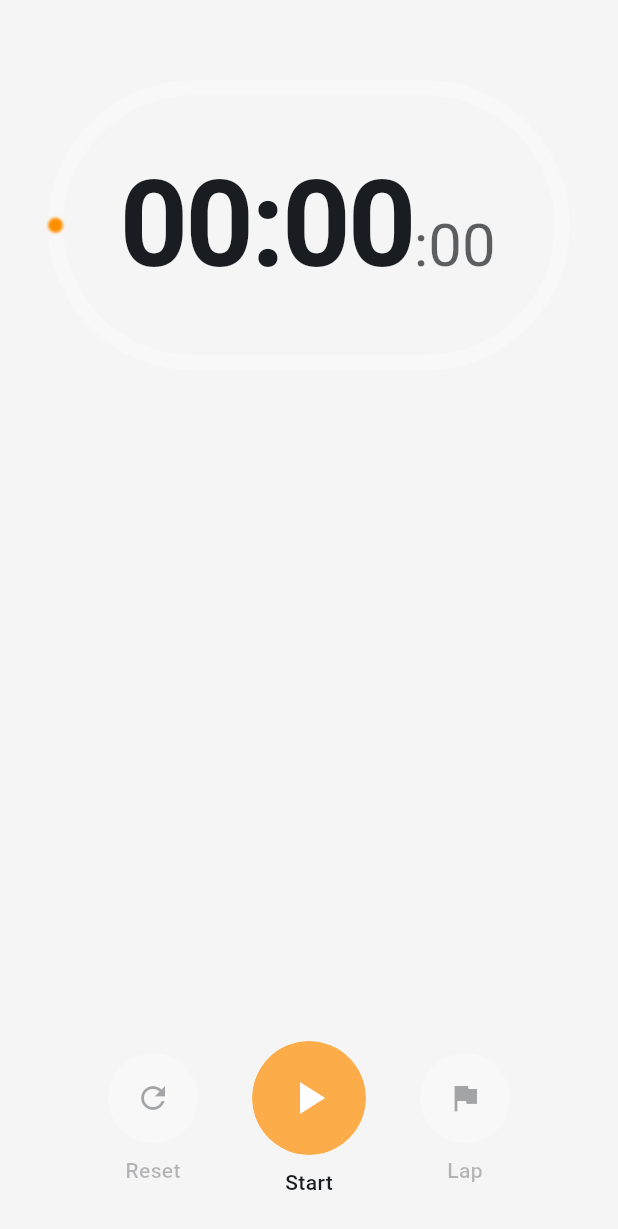
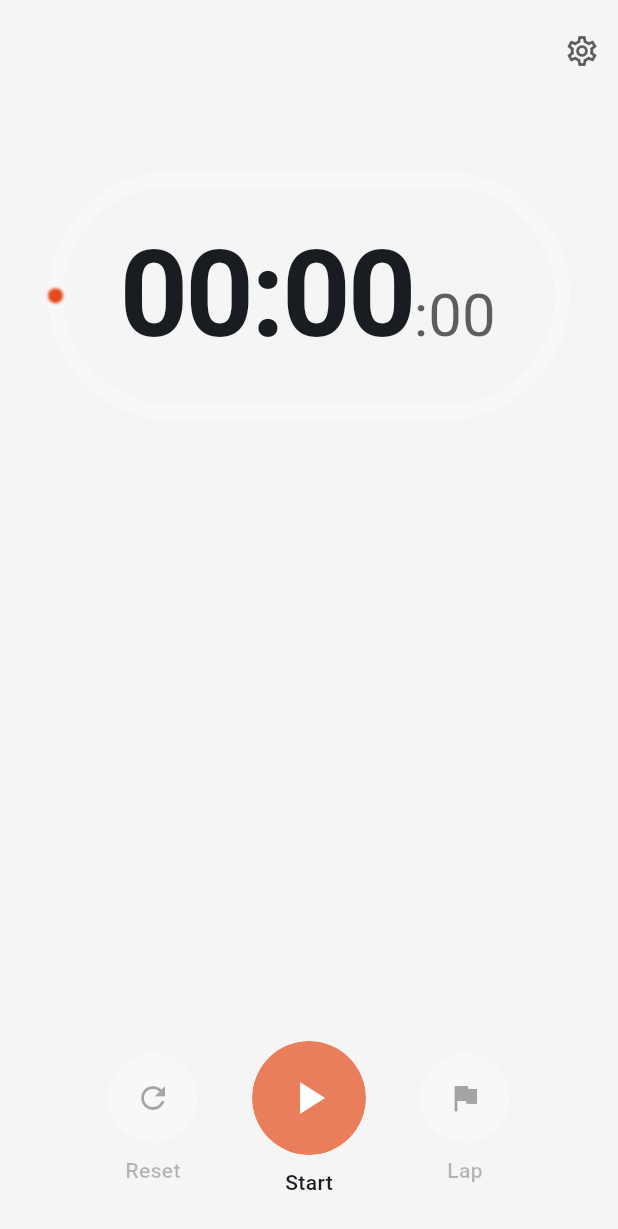
Before and after one commit to Surya-Kaliappan/prodigy, a Flutter app: the screen it shows after launch, on a phone screen of 412 x 824 dp. Shown: the top 1229 px of the screen. Run offline on Flutter 3.47's test engine with Material 3 defaults, Android fonts, the phone set to English and light mode, and no system bars; our stand-ins replace auto_size_text, flutter_slidable, math_expressions, shared_preferences.

```diff
--- a/stopwatch/lib/main.dart
+++ b/stopwatch/lib/main.dart
@@ -1,9 +1,16 @@
 import 'package:flutter/material.dart';
+import 'package:provider/provider.dart';
+import 'settings_provider.dart';
 import 'stopwatch_page.dart';
 
 // --- MAIN APP INITIALIZATION ---
 void main() {
-  runApp(const StopwatchApp());
+  runApp(
+    ChangeNotifierProvider(
+      create: (_) => SettingsProvider(),
+      child: const StopwatchApp(),
+    ),
+  );
 }
 
 // --- THEME DEFINITIONS ---
@@ -39,11 +46,16 @@ class StopwatchApp extends StatelessWidget {
 
   @override
   Widget build(BuildContext context) {
-    return MaterialApp(
-      debugShowCheckedModeBanner: false,
-      theme: _lightTheme,
-      darkTheme: _darkTheme,
-      home: const StopwatchPage(),
+    return Consumer<SettingsProvider>(
+      builder: (context, settings, child) {
+        return MaterialApp(
+          debugShowCheckedModeBanner: false,
+          theme: _lightTheme,
+          darkTheme: _darkTheme,
+          themeMode: settings.themeMode,
+          home: const StopwatchPage(),
+        );
+      },
     );
   }
 }
--- /dev/null
+++ b/stopwatch/lib/settings_provider.dart
@@ -0,0 +1,86 @@
+import 'package:flutter/material.dart';
+import 'package:shared_preferences/shared_preferences.dart';
+
+class SettingsProvider with ChangeNotifier {
+  SharedPreferences? _prefs;
+
+  ThemeMode _themeMode = ThemeMode.system;
+  bool _useDynamicColors = true;
+  int _staticColorIndex = 0;
+  bool _showParticles = true;
+
+  // Accessible color list for the light theme
+  final List<Color> lightEnergyColors = const [
+    Color(0xFF007BFF), // Strong Blue
+    Color(0xFFE64A19), // Deep Orange
+    Color(0xFF28A745), // Strong Green
+    Color(0xFF6F42C1), // Vibrant Purple
+    Color(0xFFD81B60), // Hot Pink
+    Color(0xFF00ACC1), // Bright Cyan
+  ];
+
+  // Vibrant color list for the dark theme
+  final List<Color> darkEnergyColors = const [
+    Color(0xFF40E0D0), // Turquoise
+    Color(0xFFFFD700), // Gold
+    Color(0xFFADFF2F), // GreenYellow
+    Color(0xFFFF69B4), // HotPink
+    Color(0xFF00BFFF), // DeepSkyBlue
+    Color(0xFFFF4500), // OrangeRed
+  ];
+
+  SettingsProvider() {
+    _loadSettings();
+  }
+
+  ThemeMode get themeMode => _themeMode;
+  bool get useDynamicColors => _useDynamicColors;
+  int get staticColorIndex => _staticColorIndex;
+  bool get showParticles => _showParticles;
+
+  set themeMode(ThemeMode mode) {
+    _themeMode = mode;
+    _saveSettings();
+    notifyListeners();
+  }
+
+  set useDynamicColors(bool value) {
+    _useDynamicColors = value;
+    _saveSettings();
+    notifyListeners();
+  }
+
+  set staticColorIndex(int index) {
+    _staticColorIndex = index;
+    _saveSettings();
+    notifyListeners();
+  }
+
+  set showParticles(bool value) {
+    _showParticles = value;
+    _saveSettings();
+    notifyListeners();
+  }
+
+  Future<void> _initPrefs() async {
+    _prefs ??= await SharedPreferences.getInstance();
+  }
+
+  Future<void> _loadSettings() async {
+    await _initPrefs();
+    _themeMode =
+        ThemeMode.values[_prefs?.getInt('themeMode') ?? ThemeMode.system.index];
+    _useDynamicColors = _prefs?.getBool('useDynamicColors') ?? true;
+    _staticColorIndex = _prefs?.getInt('staticColorIndex') ?? 0;
+    _showParticles = _prefs?.getBool('showParticles') ?? true;
+    notifyListeners();
+  }
+
+  Future<void> _saveSettings() async {
+    await _initPrefs();
+    _prefs?.setInt('themeMode', _themeMode.index);
+    _prefs?.setBool('useDynamicColors', _useDynamicColors);
+    _prefs?.setInt('staticColorIndex', _staticColorIndex);
+    _prefs?.setBool('showParticles', _showParticles);
+  }
+}
--- a/stopwatch/lib/stopwatch_page.dart
+++ b/stopwatch/lib/stopwatch_page.dart
@@ -2,22 +2,11 @@ import 'dart:async';
 import 'dart:math' as math;
 import 'dart:ui';
 import 'package:flutter/material.dart';
+import 'package:provider/provider.dart';
+import 'settings_page.dart';
+import 'settings_provider.dart';
 import 'widgets.dart';
 
-const List<Color> _energyColorsLight = [
-  Color(0xFF007BFF),
-  Color(0xFFFF8F00),
-  Color(0xFF28A745),
-  Color(0xFF6F42C1),
-];
-const List<Color> _energyColorsDark = [
-  Color(0xFF4DD0E1),
-  Color(0xFFFFD54F),
-  Color(0xFFA5D6A7),
-  Color(0xFFCE93D8),
-];
-
-// --- STOPWATCH PAGE WIDGET ---
 class StopwatchPage extends StatefulWidget {
   const StopwatchPage({super.key});
 
@@ -25,7 +14,6 @@ class StopwatchPage extends StatefulWidget {
   State<StopwatchPage> createState() => _StopwatchPageState();
 }
 
-// --- STOPWATCH PAGE STATE & LOGIC ---
 class _StopwatchPageState extends State<StopwatchPage>
     with TickerProviderStateMixin {
   final GlobalKey<AnimatedListState> _listKey = GlobalKey<AnimatedListState>();
@@ -38,6 +26,8 @@ class _StopwatchPageState extends State<StopwatchPage>
 
   Duration _lastLapTime = Duration.zero;
   String _splitTime = '00:00:00';
+  double _currentProgress = 0.0;
+  bool _isResetting = false;
 
   late final AnimationController _gradientController;
 
@@ -46,7 +36,6 @@ class _StopwatchPageState extends State<StopwatchPage>
   bool _showDownArrow = false;
 
   List<Color> _energyColors = [];
-  bool _isResetting = false;
 
   @override
   void initState() {
@@ -69,10 +58,12 @@ class _StopwatchPageState extends State<StopwatchPage>
   }
 
   void _randomizeColors() {
+    final settings = Provider.of<SettingsProvider>(context, listen: false);
     final isDarkMode = Theme.of(context).brightness == Brightness.dark;
-    _energyColors = isDarkMode
-        ? (List.from(_energyColorsDark)..shuffle())
-        : (List.from(_energyColorsLight)..shuffle());
+    final colorList = isDarkMode
+        ? settings.darkEnergyColors
+        : settings.lightEnergyColors;
+    _energyColors = List.from(colorList)..shuffle();
   }
 
   void _selectNextRandomColor(int currentMinute) {
@@ -89,7 +80,6 @@ class _StopwatchPageState extends State<StopwatchPage>
     bool canScrollDown =
         _scrollController.position.pixels <
         _scrollController.position.maxScrollExtent;
-
     if (canScrollUp != _showUpArrow || canScrollDown != _showDownArrow) {
       setState(() {
         _showUpArrow = canScrollUp;
@@ -149,6 +139,7 @@ class _StopwatchPageState extends State<StopwatchPage>
     }
     _formattedTime = _formatDuration(elapsed);
     _splitTime = _formatDuration(elapsed - _lastLapTime);
+    _currentProgress = (_stopwatch.elapsedMilliseconds % 60000) / 60000;
   }
 
   void _addLap() {
@@ -171,14 +162,11 @@ class _StopwatchPageState extends State<StopwatchPage>
   void _reset() {
     if (!mounted) return;
     if (_isRunning) {
+      _stopwatch.stop();
+      _timer?.cancel();
+    }
     setState(() {
-        _timer?.cancel();
       _isRunning = false;
-      });
-    }
-
-    // Trigger the reset animation
-    setState(() {
       _isResetting = true;
     });
   }
@@ -194,12 +182,18 @@ class _StopwatchPageState extends State<StopwatchPage>
 
   @override
   Widget build(BuildContext context) {
+    final settings = Provider.of<SettingsProvider>(context);
     final theme = Theme.of(context);
     final colorScheme = theme.colorScheme;
+    final isDarkMode = theme.brightness == Brightness.dark;
 
     if (_energyColors.isEmpty) _randomizeColors();
-    final currentEnergyColor =
-        _energyColors[_currentCycleIndex % _energyColors.length];
+
+    final currentEnergyColor = settings.useDynamicColors
+        ? _energyColors[_currentCycleIndex % _energyColors.length]
+        : (isDarkMode
+              ? settings.darkEnergyColors[settings.staticColorIndex]
+              : settings.lightEnergyColors[settings.staticColorIndex]);
 
     final restingColor = colorScheme.surface;
     final runningColor = currentEnergyColor;
@@ -213,9 +207,6 @@ class _StopwatchPageState extends State<StopwatchPage>
       parent: _gradientController,
       curve: Curves.easeInOut,
     );
-
-    final double currentProgress =
-        (_stopwatch.elapsedMilliseconds % 60000) / 60000;
 
     return Scaffold(
       backgroundColor: theme.scaffoldBackgroundColor,
@@ -243,9 +234,8 @@ class _StopwatchPageState extends State<StopwatchPage>
               );
             },
           ),
-
-          if (_isRunning) MovingParticles(baseColor: currentEnergyColor),
-
+          if (_isRunning && settings.showParticles)
+            MovingParticles(baseColor: currentEnergyColor),
           SafeArea(
             child: Padding(
               padding: const EdgeInsets.all(16.0),
@@ -253,6 +243,12 @@ class _StopwatchPageState extends State<StopwatchPage>
                 children: [
                   Expanded(
                     flex: 5,
+                    child: Center(
+                      child: ConstrainedBox(
+                        constraints: const BoxConstraints(
+                          minWidth: 320,
+                          minHeight: 152,
+                        ),
                         child: Padding(
                           padding: const EdgeInsets.symmetric(
                             horizontal: 16.0,
@@ -262,26 +258,31 @@ class _StopwatchPageState extends State<StopwatchPage>
                             alignment: Alignment.center,
                             children: [
                               AspectRatio(
-                            aspectRatio: 1.8,
+                                aspectRatio: 2.1,
+                                // ## FIX: This is the new, robust animation logic ##
                                 child: TweenAnimationBuilder<double>(
+                                  key: ValueKey(_isResetting),
                                   tween: Tween(
-                                end: _isResetting ? 0.0 : currentProgress,
+                                    begin: _currentProgress,
+                                    end: _isResetting ? 0.0 : _currentProgress,
                                   ),
                                   duration: _isResetting
-                                  ? const Duration(milliseconds: 400)
+                                      ? const Duration(milliseconds: 500)
                                       : Duration.zero,
                                   curve: Curves.easeOut,
                                   builder: (context, progress, child) {
                                     return CustomPaint(
-                                  painter: TrackPainter(
+                                      painter: RelyRoundPainter(
                                         progress: progress,
                                         color: currentEnergyColor,
-                                    backgroundColor: colorScheme.surfaceVariant
+                                        backgroundColor: colorScheme
+                                            .surfaceVariant
                                             .withOpacity(0.3),
                                       ),
                                     );
                                   },
                                   onEnd: () {
+                                    // This block now ONLY runs after the reset animation is complete
                                     if (_isResetting) {
                                       setState(() {
                                         _stopwatch.reset();
@@ -289,40 +290,37 @@ class _StopwatchPageState extends State<StopwatchPage>
                                         _splitTime = '00:00:00';
                                         _lastLapTime = Duration.zero;
                                         _currentCycleIndex = 0;
+                                        _currentProgress = 0.0;
                                         _randomizeColors();
                                         _isResetting = false;
 
-                                    // ## FIX: Correctly clear the AnimatedList ##
                                         final lapCount = _laps.length;
+                                        if (lapCount > 0) {
+                                          _laps.clear();
                                           for (var i = 0; i < lapCount; i++) {
-                                      // The builder provides a temporary widget for the removal animation.
                                             _listKey.currentState?.removeItem(
                                               0,
-                                        (context, animation) => FadeTransition(
-                                          opacity: animation,
-                                          child: _buildLapItem(i, colorScheme),
-                                        ),
-                                        duration: const Duration(
-                                          milliseconds: 100,
-                                        ),
+                                              (context, animation) =>
+                                                  const SizedBox.shrink(),
+                                              duration: Duration.zero,
                                             );
                                           }
-                                    _laps.clear();
                                           _updateScrollIndicator();
+                                        }
                                       });
                                     }
                                   },
                                 ),
                               ),
-                          Column(
+                              Padding(
+                                padding: const EdgeInsets.symmetric(
+                                  horizontal: 24.0,
+                                ),
+                                child: Column(
                                   mainAxisAlignment: MainAxisAlignment.center,
                                   children: [
                                     FittedBox(
                                       fit: BoxFit.scaleDown,
-                                child: Padding(
-                                  padding: const EdgeInsets.symmetric(
-                                    horizontal: 40.0,
-                                  ),
                                       child: RichText(
                                         textAlign: TextAlign.center,
                                         text: TextSpan(
@@ -353,12 +351,12 @@ class _StopwatchPageState extends State<StopwatchPage>
                                                 color:
                                                     (_isRunning
                                                             ? currentEnergyColor
-                                                        : colorScheme.onSurface)
+                                                            : colorScheme
+                                                                  .onSurface)
                                                         .withOpacity(0.7),
                                               ),
                                             ),
                                           ],
-                                    ),
                                         ),
                                       ),
                                     ),
@@ -369,35 +367,27 @@ class _StopwatchPageState extends State<StopwatchPage>
                                           fontSize: 24,
                                           fontFamily: 'monospace',
                                           color: _isRunning
-                                        ? currentEnergyColor.withOpacity(0.8)
-                                        : colorScheme.onSurface.withOpacity(
-                                            0.6,
-                                          ),
+                                              ? currentEnergyColor.withOpacity(
+                                                  0.8,
+                                                )
+                                              : colorScheme.onSurface
+                                                    .withOpacity(0.6),
                                         ),
                                       ),
                                   ],
+                                ),
                               ),
                             ],
                           ),
                         ),
                       ),
-
-                  Column(
-                    children: [
-                      SizedBox(
-                        height: 28,
-                        child: AnimatedOpacity(
-                          opacity: _showUpArrow ? 1.0 : 0.0,
-                          duration: const Duration(milliseconds: 300),
-                          child: ScrollIndicator(
-                            icon: Icons.keyboard_arrow_up,
-                            color: colorScheme.onSurface.withOpacity(0.5),
                     ),
                   ),
-                      ),
-                      SizedBox(
-                        height: 5 * 58.0,
-                        child: AnimatedList(
+                  Expanded(
+                    flex: 4,
+                    child: Stack(
+                      children: [
+                        AnimatedList(
                           controller: _scrollController,
                           key: _listKey,
                           initialItemCount: _laps.length,
@@ -412,14 +402,28 @@ class _StopwatchPageState extends State<StopwatchPage>
                                   parent: animation,
                                   curve: Curves.easeOut,
                                 ),
-                                child: _buildLapItem(index, colorScheme),
+                                child: _buildLapItem(
+                                  index,
+                                  colorScheme,
+                                  currentEnergyColor,
+                                ),
                               ),
                             );
                           },
                         ),
+                        Align(
+                          alignment: Alignment.topCenter,
+                          child: AnimatedOpacity(
+                            opacity: _showUpArrow ? 1.0 : 0.0,
+                            duration: const Duration(milliseconds: 300),
+                            child: ScrollIndicator(
+                              icon: Icons.keyboard_arrow_up,
+                              color: colorScheme.onSurface.withOpacity(0.5),
                             ),
-                      SizedBox(
-                        height: 28,
+                          ),
+                        ),
+                        Align(
+                          alignment: Alignment.bottomCenter,
                           child: AnimatedOpacity(
                             opacity: _showDownArrow ? 1.0 : 0.0,
                             duration: const Duration(milliseconds: 300),
@@ -431,11 +435,33 @@ class _StopwatchPageState extends State<StopwatchPage>
                         ),
                       ],
                     ),
+                  ),
 
-                  const Spacer(flex: 1),
-
+                  const SizedBox(height: 16),
                   _buildControls(colorScheme, currentEnergyColor),
                 ],
+              ),
+            ),
+          ),
+          Positioned(
+            top: 10,
+            right: 0,
+            child: SafeArea(
+              child: IconButton(
+                icon: Icon(
+                  Icons.settings_outlined,
+                  color: colorScheme.onSurface.withOpacity(0.7),
+                ),
+                onPressed: () async {
+                  await Navigator.of(context).push(
+                    MaterialPageRoute(
+                      builder: (context) => const SettingsPage(),
+                    ),
+                  );
+                  setState(() {
+                    _randomizeColors();
+                  });
+                },
               ),
             ),
           ),
@@ -444,7 +470,7 @@ class _StopwatchPageState extends State<StopwatchPage>
     );
   }
 
-  Widget _buildLapItem(int index, ColorScheme colorScheme) {
+  Widget _buildLapItem(int index, ColorScheme colorScheme, Color energyColor) {
     final isDarkMode = colorScheme.brightness == Brightness.dark;
     final lapData = _laps.length > index ? _laps[index] : null;
     if (lapData == null) return const SizedBox.shrink();
@@ -484,7 +510,7 @@ class _StopwatchPageState extends State<StopwatchPage>
                   style: TextStyle(
                     fontSize: 16,
                     fontFamily: 'monospace',
-                    color: colorScheme.onSurface.withOpacity(0.5),
+                    color: energyColor.withOpacity(0.9),
                   ),
                 ),
                 const Spacer(),
@@ -506,7 +532,10 @@ class _StopwatchPageState extends State<StopwatchPage>
   }
 
   Widget _buildControls(ColorScheme colorScheme, Color energyColor) {
-    final bool isPaused = !_isRunning && _stopwatch.elapsedMilliseconds > 0;
+    // ## FIX: Corrected button logic ##
+    // The `isPaused` check now includes the `_isResetting` flag.
+    final bool isPaused =
+        !_isRunning && _stopwatch.elapsedMilliseconds > 0 && !_isResetting;
     final String startButtonLabel = isPaused ? 'Resume' : 'Start';
 
     return Padding(
--- a/stopwatch/lib/widgets.dart
+++ b/stopwatch/lib/widgets.dart
@@ -2,13 +2,13 @@ import 'dart:math' as math;
 import 'dart:ui';
 import 'package:flutter/material.dart';
 
-// Custom Painter for the OVAL track animation
-class TrackPainter extends CustomPainter {
+// ## RENAMED to RelyRoundPainter ##
+class RelyRoundPainter extends CustomPainter {
   final double progress;
   final Color color;
   final Color backgroundColor;
 
-  TrackPainter({
+  RelyRoundPainter({
     required this.progress,
     required this.color,
     required this.backgroundColor,
@@ -53,11 +53,10 @@ class TrackPainter extends CustomPainter {
   }
 
   @override
-  bool shouldRepaint(covariant TrackPainter oldDelegate) =>
+  bool shouldRepaint(covariant RelyRoundPainter oldDelegate) =>
       oldDelegate.progress != progress;
 }
 
-// Pulsing Scroll Arrow Indicator
 class ScrollIndicator extends StatefulWidget {
   final IconData icon;
   final Color color;
@@ -95,7 +94,6 @@ class _ScrollIndicatorState extends State<ScrollIndicator>
   }
 }
 
-// Animated Particle Overlay
 class MovingParticles extends StatefulWidget {
   final Color baseColor;
   const MovingParticles({super.key, required this.baseColor});
@@ -160,7 +158,6 @@ class _ParticlePainter extends CustomPainter {
   @override
   void paint(Canvas canvas, Size size) {
     final paint = Paint();
-
     for (var particle in particles) {
       paint.color = baseColor.withOpacity(particle.opacity);
       canvas.drawCircle(particle.position, particle.radius, paint);
@@ -193,7 +190,6 @@ class _Particle {
     } else {
       position = Offset(-5, random.nextDouble() * bounds.height);
     }
-
     velocity = Offset(
       (random.nextDouble() - 0.5) * 1.2,
       (random.nextDouble() - 0.5) * 1.2,
```
Also changed, not shown: stopwatch/lib/settings_page.dart (added, +231 -0 lines), stopwatch/pubspec.yaml (+8 -3 lines), stopwatch/assets/icon/app_icon.png (added), stopwatch/flutter_05.png (added), stopwatch/pubspec.lock, 12 other files. Lines whose indentation alone changed are shown as unchanged.
